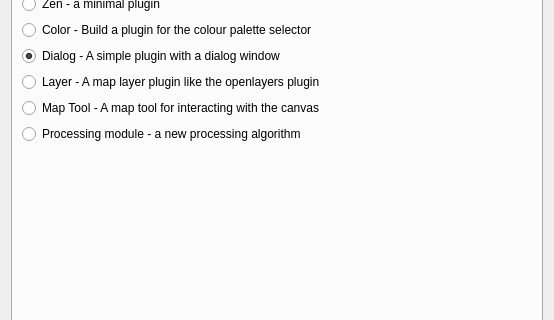
Above: plugin_builder_dialog_base.ui from maduhu/Qgis-Plugin-Builder before the change; both pictures show x 0 to 554 and y 83 to 403 of the 554 by 578 pixel window. Below: the same form after it.
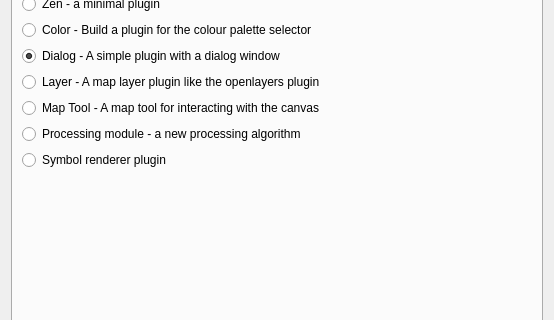
That is the form after the change.

Commit message: In progress updates for task centric plugin builder

What changed in the file:
```diff
--- a/plugin_builder_dialog_base.ui
+++ b/plugin_builder_dialog_base.ui
@@ -89,6 +89,13 @@
          </property>
         </widget>
        </item>
+       <item row="6" column="0">
+        <widget class="QRadioButton" name="radioButton_3">
+         <property name="text">
+          <string>Symbol renderer plugin</string>
+         </property>
+        </widget>
+       </item>
       </layout>
      </widget>
      <widget class="QWidget" name="basic_details_tab">
```
The commit also changes 2 other files.
